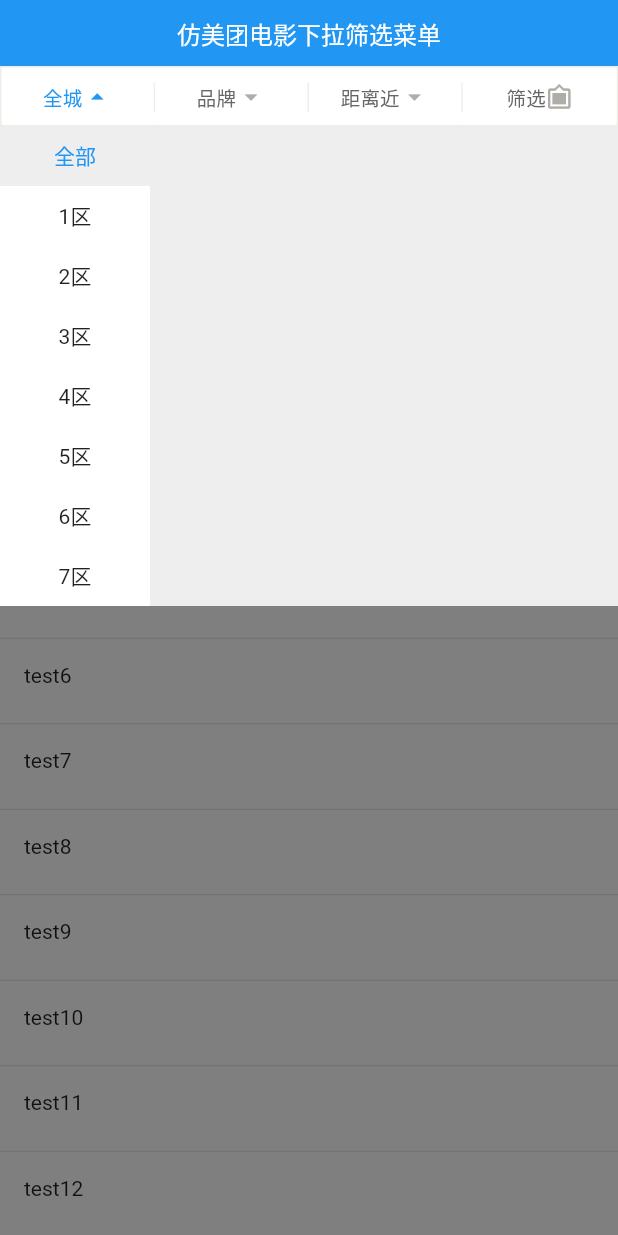
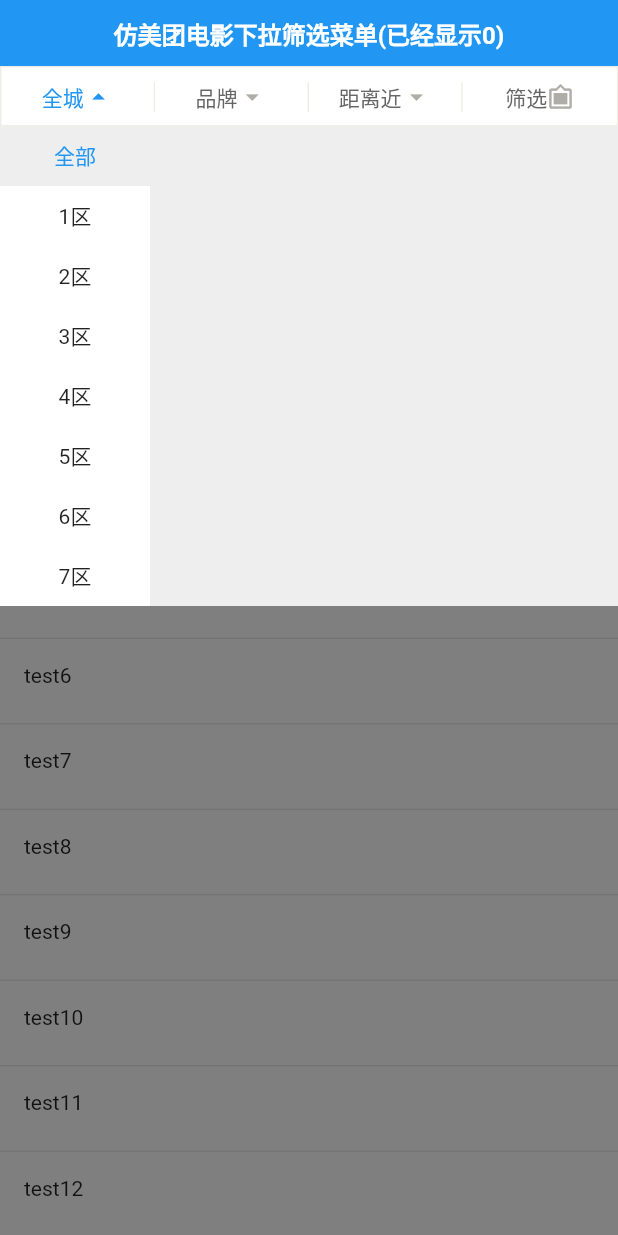
Before and after one commit to GanZhiXiong/gzx_dropdown_menu, a Flutter app: the screen it shows after launch, after a tap on "全城", on a phone screen of 412 x 824 dp. Run offline on Flutter 3.47's test engine with Material 2 defaults, Android fonts, the phone set to English and light mode, and no system bars.

Commit message:
GZXDropDownMenu add dropdownMenuChanging and dropdownMenuChanged

```diff
--- a/example/lib/gzx_dropdown_menu_test_page.dart
+++ b/example/lib/gzx_dropdown_menu_test_page.dart
@@ -23,6 +23,8 @@ class _GZXDropDownMenuTestPageState extends State<GZXDropDownMenuTestPage> {
 
   var _scaffoldKey = new GlobalKey<ScaffoldState>();
   GlobalKey _stackKey = GlobalKey();
+
+  String _dropdownMenuChange;
 
   @override
   void initState() {
@@ -92,11 +94,8 @@ class _GZXDropDownMenuTestPageState extends State<GZXDropDownMenuTestPage> {
                 color: Theme.of(context).primaryColor,
                 alignment: Alignment.center,
                 child: Text(
-                  '仿美团电影下拉筛选菜单',
-                  style: TextStyle(
-                    fontSize: 16,
-                    color: Colors.white,
-                  ),
+                  '仿美团电影下拉筛选菜单$_dropdownMenuChange',
+                  style: TextStyle(fontSize: 16, color: Colors.white, fontWeight: FontWeight.bold),
                 ),
               ),
 //              SizedBox(height: 20,),
@@ -133,12 +132,12 @@ class _GZXDropDownMenuTestPageState extends State<GZXDropDownMenuTestPage> {
 //                // 分割线颜色
 //                dividerColor: Color(0xFFeeede6),
 //                // 文字样式
-//                style: TextStyle(color: Color(0xFF666666), fontSize: 13),
+                style: TextStyle(color: Color(0xFF666666), fontSize: 14),
 //                // 下拉时文字样式
-//                dropDownStyle: TextStyle(
-//                  fontSize: 13,
-//                  color: Theme.of(context).primaryColor,
-//                ),
+                dropDownStyle: TextStyle(
+                  fontSize: 14,
+                  color: Theme.of(context).primaryColor,
+                ),
 //                // 图标大小
 //                iconSize: 20,
 //                // 图标颜色
@@ -170,6 +169,18 @@ class _GZXDropDownMenuTestPageState extends State<GZXDropDownMenuTestPage> {
             // 下拉后遮罩颜色
 //          maskColor: Theme.of(context).primaryColor.withOpacity(0.5),
 //          maskColor: Colors.red.withOpacity(0.5),
+            dropdownMenuChanging: (isShow, index) {
+              setState(() {
+                _dropdownMenuChange = '(正在${isShow ? '显示' : '隐藏'}$index)';
+                print(_dropdownMenuChange);
+              });
+            },
+            dropdownMenuChanged: (isShow, index) {
+              setState(() {
+                _dropdownMenuChange = '(已经${isShow ? '显示' : '隐藏'}$index)';
+                print(_dropdownMenuChange);
+              });
+            },
             // 下拉菜单，高度自定义，你想显示什么就显示什么，完全由你决定，你只需要在选择后调用_dropdownMenuController.hide();即可
             menus: [
               GZXDropdownMenuBuilder(
--- a/lib/src/gzx_dropdown_menu.dart
+++ b/lib/src/gzx_dropdown_menu.dart
@@ -9,18 +9,24 @@ class GZXDropdownMenuBuilder {
   GZXDropdownMenuBuilder({@required this.dropDownWidget, @required this.dropDownHeight});
 }
 
+typedef DropdownMenuChange = void Function(bool isShow, int index);
+
 class GZXDropDownMenu extends StatefulWidget {
   final GZXDropdownMenuController controller;
   final List<GZXDropdownMenuBuilder> menus;
   final int animationMilliseconds;
   final Color maskColor;
+  final DropdownMenuChange dropdownMenuChanging;
+  final DropdownMenuChange dropdownMenuChanged;
 
   const GZXDropDownMenu(
       {Key key,
       @required this.controller,
       @required this.menus,
       this.animationMilliseconds = 500,
-      this.maskColor = const Color.fromRGBO(0, 0, 0, 0.5)})
+      this.maskColor = const Color.fromRGBO(0, 0, 0, 0.5),
+      this.dropdownMenuChanging,
+      this.dropdownMenuChanged})
       : super(key: key);
 
   @override
@@ -37,6 +43,8 @@ class _GZXDropDownMenuState extends State<GZXDropDownMenu> with SingleTickerProv
   double _maskColorOpacity;
 
   double _dropDownHeight;
+
+  int _currentMenuIndex;
 
   @override
   void initState() {
@@ -70,17 +78,20 @@ class _GZXDropDownMenuState extends State<GZXDropDownMenu> with SingleTickerProv
   }
 
   _showDropDownItemWidget() {
-    int menuIndex = widget.controller.menuIndex;
-    if (menuIndex >= widget.menus.length || widget.menus[menuIndex] == null) {
+    _currentMenuIndex = widget.controller.menuIndex;
+    if (_currentMenuIndex >= widget.menus.length || widget.menus[_currentMenuIndex] == null) {
       return;
     }
 
     _isShowDropDownItemWidget = !_isShowDropDownItemWidget;
+    if (widget.dropdownMenuChanging != null) {
+      widget.dropdownMenuChanging(_isShowDropDownItemWidget, _currentMenuIndex);
+    }
     if (!_isShowMask) {
       _isShowMask = true;
     }
 
-    _dropDownHeight = widget.menus[menuIndex].dropDownHeight;
+    _dropDownHeight = widget.menus[_currentMenuIndex].dropDownHeight;
 
     _animation?.removeListener(_animationListener);
     _animation?.removeStatusListener(_animationStatusListener);
@@ -106,6 +117,9 @@ class _GZXDropDownMenuState extends State<GZXDropDownMenu> with SingleTickerProv
       case AnimationStatus.dismissed:
 //        print('dismissed');
         _isShowMask = false;
+        if (widget.dropdownMenuChanged != null) {
+          widget.dropdownMenuChanged(false, _currentMenuIndex);
+        }
         break;
       case AnimationStatus.forward:
         // TODO: Handle this case.
@@ -115,6 +129,9 @@ class _GZXDropDownMenuState extends State<GZXDropDownMenu> with SingleTickerProv
         break;
       case AnimationStatus.completed:
 //        print('completed');
+        if (widget.dropdownMenuChanged != null) {
+          widget.dropdownMenuChanged(true, _currentMenuIndex);
+        }
         break;
     }
   }
```
